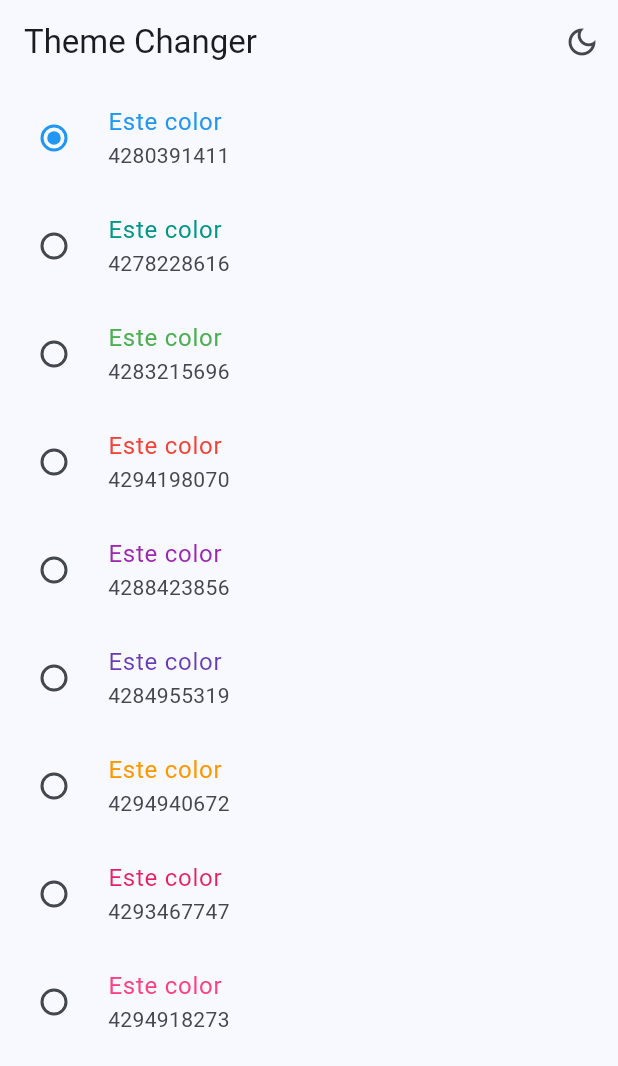
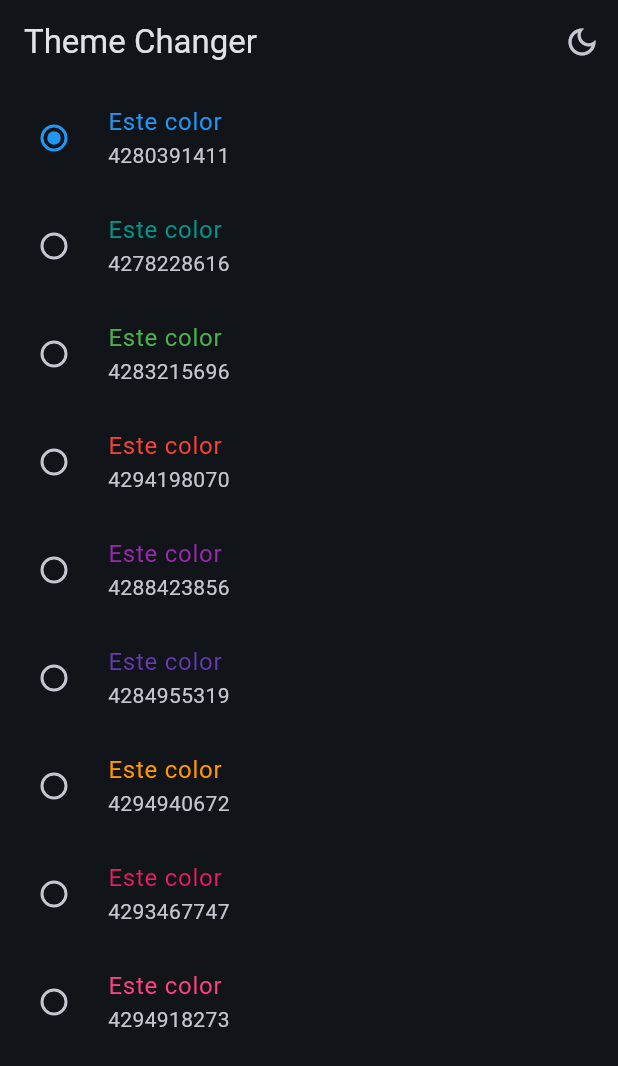
Before and after one commit to SoloBugs/my_flutter_journey, a Flutter app: the ThemeChangerScreen screen opened by its route, after a tap on the "light mode" icon, on a phone screen of 412 x 824 dp. Shown: the top 1066 px of the screen. Run offline on Flutter 3.47's test engine with Material 2 defaults, Android fonts, the light colour scheme and no system bars; our stand-ins replace animate_do, dio, flutter_riverpod, go_router, video_player.

Commit message:
cambios del provider darkmode

```diff
--- a/witgets_app/lib/config/theme/app_theme.dart
+++ b/witgets_app/lib/config/theme/app_theme.dart
@@ -26,4 +26,8 @@
       brightness: isDarkModeOn ? Brightness.dark : Brightness.light,
       colorSchemeSeed: colorList[selectedColor],
       appBarTheme: const AppBarTheme(centerTitle: false));
+
+  AppTheme copyWith({int? selectedColor, bool? isDarkModeOn}) => AppTheme(
+      selectedColor: selectedColor ?? this.selectedColor,
+      isDarkModeOn: isDarkModeOn ?? this.isDarkModeOn);
 }
--- a/witgets_app/lib/presentation/providers/theme_provider.dart
+++ b/witgets_app/lib/presentation/providers/theme_provider.dart
@@ -16,4 +16,10 @@
 
 class ThemeNotifier extends StateNotifier<AppTheme> {
   ThemeNotifier() : super(AppTheme());
+
+  void toggleDarkMode() {
+    state = state.copyWith(isDarkModeOn: !state.isDarkModeOn);
+  }
+
+  void changeColorIndex(int colorIndex) {}
 }
--- a/witgets_app/lib/presentation/screens/theme_changer/theme_changer_screen.dart
+++ b/witgets_app/lib/presentation/screens/theme_changer/theme_changer_screen.dart
@@ -8,7 +8,7 @@
 
   @override
   Widget build(BuildContext context, ref) {
-    final isDarkModeOn = ref.watch(isDarkMode);
+    final isDarkModeOn = ref.watch(themeNotifierProvider).isDarkModeOn;
 
     return Scaffold(
       appBar: AppBar(
@@ -16,7 +16,8 @@
         actions: [
           IconButton(
               onPressed: () {
-                ref.read(isDarkMode.notifier).update((state) => !state);
+                // ref.read(isDarkMode.notifier).update((state) => !state);
+                ref.read(themeNotifierProvider.notifier).toggleDarkMode();
               },
               icon: Icon(isDarkModeOn
                   ? Icons.dark_mode_outlined
```
